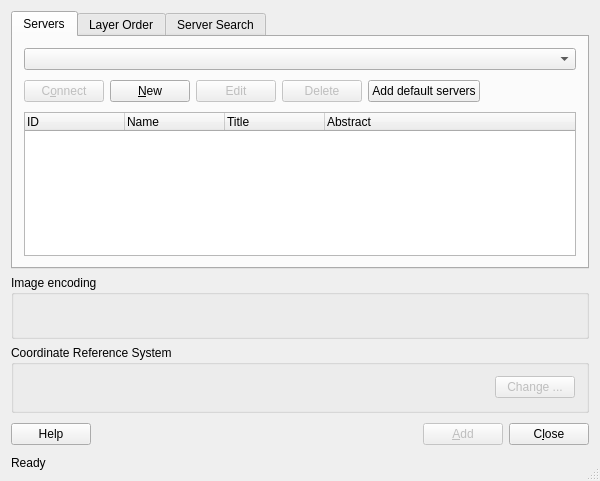
Old version of the form qgis/src/ui/qgsserversourceselectbase.ui in the repository sourcepole/qgis.
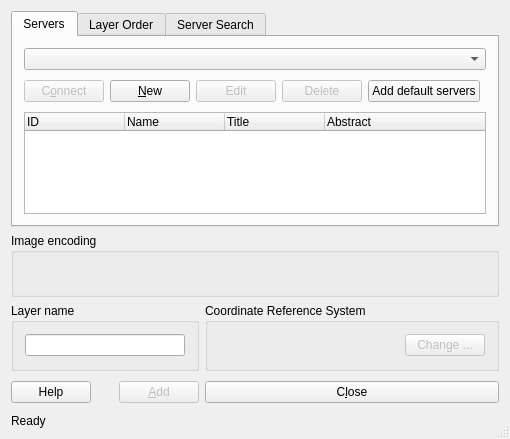
New version of the form. Icons and pictures are not drawn.

Commit message: don't close wms layer dialog after addition and allow naming of layers

What changed in the file:
```diff
--- a/qgis/src/ui/qgsserversourceselectbase.ui
+++ b/qgis/src/ui/qgsserversourceselectbase.ui
@@ -1,12 +1,12 @@
 <ui version="4.0" >
  <class>QgsServerSourceSelectBase</class>
- <widget class="QDialog" name="QgsServerSourceSelectBase" >
-  <property name="geometry" >
+ <widget class="QDialog" name="QgsServerSourceSelectBase">
+  <property name="geometry">
    <rect>
     <x>0</x>
     <y>0</y>
-    <width>600</width>
-    <height>481</height>
+    <width>510</width>
+    <height>439</height>
    </rect>
   </property>
   <property name="windowTitle" >
@@ -23,10 +23,10 @@
   <property name="modal" >
    <bool>true</bool>
   </property>
-  <layout class="QGridLayout" >
-   <item row="0" column="0" colspan="4" >
-    <widget class="QTabWidget" name="tabWidget" >
-     <property name="currentIndex" >
+  <layout class="QGridLayout">
+   <item row="0" column="1" colspan="4">
+    <widget class="QTabWidget" name="tabWidget">
+     <property name="currentIndex">
       <number>0</number>
      </property>
      <widget class="QWidget" name="tab" >
@@ -253,10 +253,10 @@
      </widget>
     </widget>
    </item>
-   <item row="1" column="0" colspan="4" >
-    <widget class="QGroupBox" name="btnGrpImageEncoding" >
-     <property name="sizePolicy" >
-      <sizepolicy vsizetype="Preferred" hsizetype="Preferred" >
+   <item row="1" column="1" colspan="4">
+    <widget class="QGroupBox" name="btnGrpImageEncoding">
+     <property name="sizePolicy">
+      <sizepolicy hsizetype="Preferred" vsizetype="Preferred">
        <horstretch>0</horstretch>
        <verstretch>0</verstretch>
       </sizepolicy>
@@ -272,51 +272,9 @@
      </property>
     </widget>
    </item>
-   <item row="2" column="0" colspan="4" >
-    <widget class="QGroupBox" name="gbCRS" >
-     <property name="title" >
-      <string>Coordinate Reference System</string>
-     </property>
-     <layout class="QHBoxLayout" >
-      <item>
-       <widget class="QLabel" name="labelCoordRefSys" >
-        <property name="text" >
-         <string/>
-        </property>
-       </widget>
-      </item>
-      <item>
-       <spacer>
-        <property name="orientation" >
-         <enum>Qt::Horizontal</enum>
-        </property>
-        <property name="sizeType" >
-         <enum>QSizePolicy::Expanding</enum>
-        </property>
-        <property name="sizeHint" stdset="0" >
-         <size>
-          <width>441</width>
-          <height>23</height>
-         </size>
-        </property>
-       </spacer>
-      </item>
-      <item>
-       <widget class="QPushButton" name="btnChangeSpatialRefSys" >
-        <property name="enabled" >
-         <bool>false</bool>
-        </property>
-        <property name="text" >
-         <string>Change ...</string>
-        </property>
-       </widget>
-      </item>
-     </layout>
-    </widget>
-   </item>
-   <item row="3" column="0" >
-    <widget class="QPushButton" name="btnHelp" >
-     <property name="enabled" >
+   <item row="3" column="1">
+    <widget class="QPushButton" name="btnHelp">
+     <property name="enabled">
       <bool>true</bool>
      </property>
      <property name="text" >
@@ -330,7 +288,7 @@
      </property>
     </widget>
    </item>
-   <item row="3" column="1" >
+   <item row="3" column="2">
     <spacer>
      <property name="orientation" >
       <enum>Qt::Horizontal</enum>
@@ -338,7 +296,7 @@
      <property name="sizeType" >
       <enum>QSizePolicy::Expanding</enum>
      </property>
-     <property name="sizeHint" stdset="0" >
+     <property name="sizeHint" stdset="0">
       <size>
        <width>284</width>
        <height>31</height>
@@ -346,9 +304,9 @@
      </property>
     </spacer>
    </item>
-   <item row="3" column="2" >
-    <widget class="QPushButton" name="btnAdd" >
-     <property name="enabled" >
+   <item row="3" column="3">
+    <widget class="QPushButton" name="btnAdd">
+     <property name="enabled">
       <bool>false</bool>
      </property>
      <property name="text" >
@@ -365,9 +323,9 @@
      </property>
     </widget>
    </item>
-   <item row="3" column="3" >
-    <widget class="QPushButton" name="btnCancel" >
-     <property name="text" >
+   <item row="3" column="4">
+    <widget class="QPushButton" name="btnCancel">
+     <property name="text">
       <string>C&amp;lose</string>
      </property>
      <property name="shortcut" >
@@ -378,10 +336,10 @@
      </property>
     </widget>
    </item>
-   <item row="4" column="0" colspan="4" >
-    <widget class="QLabel" name="labelStatus" >
-     <property name="sizePolicy" >
-      <sizepolicy vsizetype="Preferred" hsizetype="Ignored" >
+   <item row="4" column="1" colspan="4">
+    <widget class="QLabel" name="labelStatus">
+     <property name="sizePolicy">
+      <sizepolicy hsizetype="Ignored" vsizetype="Preferred">
        <horstretch>0</horstretch>
        <verstretch>0</verstretch>
       </sizepolicy>
@@ -394,9 +352,63 @@
      </property>
     </widget>
    </item>
+   <item row="2" column="4">
+    <widget class="QGroupBox" name="gbCRS">
+     <property name="title">
+      <string>Coordinate Reference System</string>
+     </property>
+     <layout class="QHBoxLayout">
+      <item>
+       <widget class="QLabel" name="labelCoordRefSys">
+        <property name="text">
+         <string/>
+        </property>
+       </widget>
+      </item>
+      <item>
+       <spacer>
+        <property name="orientation">
+         <enum>Qt::Horizontal</enum>
+        </property>
+        <property name="sizeType">
+         <enum>QSizePolicy::Expanding</enum>
+        </property>
+        <property name="sizeHint" stdset="0">
+         <size>
+          <width>441</width>
+          <height>23</height>
+         </size>
+        </property>
+       </spacer>
+      </item>
+      <item>
+       <widget class="QPushButton" name="btnChangeSpatialRefSys">
+        <property name="enabled">
+         <bool>false</bool>
+        </property>
+        <property name="text">
+         <string>Change ...</string>
+        </property>
+       </widget>
+      </item>
+     </layout>
+    </widget>
+   </item>
+   <item row="2" column="1" colspan="3">
+    <widget class="QGroupBox" name="groupBox">
+     <property name="title">
+      <string>Layer name</string>
+     </property>
+     <layout class="QGridLayout" name="gridLayout_2">
+      <item row="0" column="0">
+       <widget class="QLineEdit" name="leLayerName"/>
+      </item>
+     </layout>
+    </widget>
+   </item>
   </layout>
  </widget>
- <layoutdefault spacing="6" margin="11" />
+ <layoutdefault spacing="6" margin="11"/>
  <tabstops>
   <tabstop>cmbConnections</tabstop>
   <tabstop>btnConnect</tabstop>
```
Left out of the diff: 197 changed lines with no effect on the pictures. The commit also changes 3 other files.
